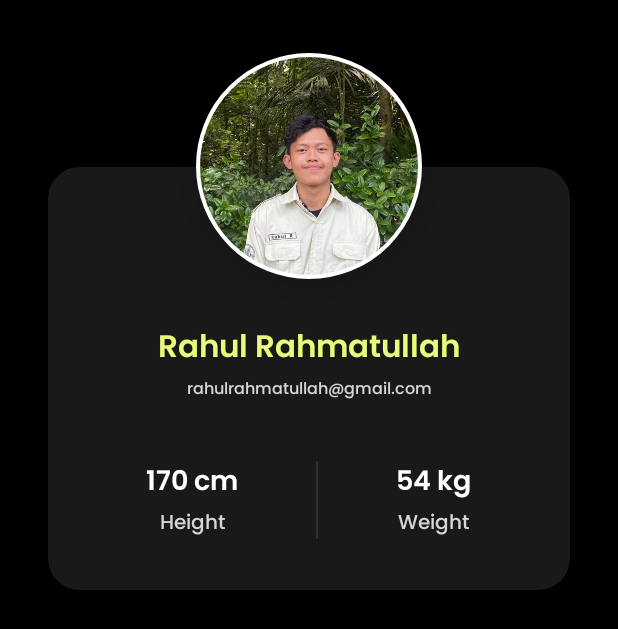
After one commit to hamudii/WOAI, an Android app: the ProfileActivity screen opened directly, with no data from a screen before it, on a phone screen of 412 x 824 dp. The commit adds this screen. Shown: the top 629 px of the screen. Run offline under Robolectric (Android 15) with nearby library versions, the phone set to English and light mode, and no system bars; our stand-ins replace sdp/ssp sizes.

Commit message:
add profile page/activity

```diff
--- a/app/src/main/java/com/bangkit/woai/views/main/MainActivity.kt
+++ b/app/src/main/java/com/bangkit/woai/views/main/MainActivity.kt
@@ -9,6 +9,7 @@ import com.bangkit.woai.data.DummyData
 import com.bangkit.woai.data.WorkoutTraining
 import com.bangkit.woai.databinding.ActivityMainBinding
 import com.bangkit.woai.views.history.HistoryActivity
+import com.bangkit.woai.views.profile.ProfileActivity
 
 class MainActivity : AppCompatActivity() {
     private lateinit var binding: ActivityMainBinding
@@ -35,6 +36,11 @@ class MainActivity : AppCompatActivity() {
             val historyAct = Intent(this, HistoryActivity::class.java)
             startActivity(historyAct)
         }
+
+        binding.profileImage.setOnClickListener{
+            val profileAct = Intent(this, ProfileActivity::class.java)
+            startActivity(profileAct)
+        }
     }
 
     private fun showToast(message: String) {
--- /dev/null
+++ b/app/src/main/java/com/bangkit/woai/views/profile/ProfileActivity.kt
@@ -0,0 +1,14 @@
+package com.bangkit.woai.views.profile
+
+import android.os.Bundle
+import androidx.appcompat.app.AppCompatActivity
+import com.bangkit.woai.R
+import com.bangkit.woai.databinding.ActivityProfileBinding
+
+class ProfileActivity : AppCompatActivity() {
+
+    override fun onCreate(savedInstanceState: Bundle?) {
+        super.onCreate(savedInstanceState)
+        setContentView(R.layout.activity_profile)
+    }
+}
--- /dev/null
+++ b/app/src/main/res/layout/activity_profile.xml
@@ -0,0 +1,148 @@
+<?xml version="1.0" encoding="utf-8"?>
+<androidx.constraintlayout.widget.ConstraintLayout
+    xmlns:android="http://schemas.android.com/apk/res/android"
+    xmlns:app="http://schemas.android.com/apk/res-auto"
+    xmlns:tools="http://schemas.android.com/tools"
+    android:layout_width="match_parent"
+    android:layout_height="match_parent"
+    android:background="@color/black"
+    tools:context=".views.profile.ProfileActivity">
+
+    <com.google.android.material.imageview.ShapeableImageView
+        android:id="@+id/profileIvAvatar"
+        android:contentDescription="User Photo Profile"
+        android:layout_width="@dimen/_118sdp"
+        android:layout_height="@dimen/_118sdp"
+        android:layout_marginTop="@dimen/_26sdp"
+        android:layout_centerHorizontal="true"
+        android:elevation="15dp"
+        android:padding="@dimen/_2sdp"
+        android:src="@drawable/img_user"
+        android:scaleType="centerCrop"
+        app:strokeColor="@color/white"
+        app:strokeWidth="@dimen/_2sdp"
+        app:layout_constraintEnd_toEndOf="parent"
+        app:layout_constraintStart_toStartOf="parent"
+        app:layout_constraintTop_toTopOf="parent"
+        app:shapeAppearanceOverlay="@style/Circular" />
+
+    <androidx.cardview.widget.CardView
+        android:id="@+id/card_view"
+        android:layout_width="match_parent"
+        android:layout_height="wrap_content"
+        android:layout_marginTop="@dimen/_75sdp"
+        android:layout_marginStart="@dimen/_16sdp"
+        android:layout_marginEnd="@dimen/_16sdp"
+        android:backgroundTint="#19FFFFFF"
+        app:cardCornerRadius="@dimen/_16sdp"
+        app:cardElevation="@dimen/_4sdp"
+        app:layout_constraintEnd_toEndOf="parent"
+        app:layout_constraintStart_toStartOf="parent"
+        app:layout_constraintTop_toTopOf="parent"
+        app:cardUseCompatPadding="true">
+
+        <LinearLayout
+            android:id="@+id/linearLayoutName"
+            android:layout_width="match_parent"
+            android:layout_height="wrap_content"
+            android:orientation="vertical"
+            android:layout_marginTop="@dimen/_80sdp">
+
+            <TextView
+                android:id="@+id/txt_name"
+                android:gravity="center"
+                android:layout_width="match_parent"
+                android:layout_height="wrap_content"
+                android:fontFamily="@font/poppins_semibold"
+                android:text="Rahul Rahmatullah"
+                android:textColor="#E8FB7A"
+                android:textSize="@dimen/_16ssp" />
+            <TextView
+                android:id="@+id/txt_email"
+                android:gravity="center"
+                android:layout_width="match_parent"
+                android:layout_height="wrap_content"
+                android:fontFamily="@font/poppins_medium"
+                android:text="rahulrahmatullah@gmail.com"
+                android:textColor="@color/grey_font"
+                android:textSize="@dimen/_8ssp" />
+        </LinearLayout>
+
+        <LinearLayout
+            android:id="@+id/linearLayoutHeight"
+            android:layout_width="match_parent"
+            android:layout_height="wrap_content"
+            android:layout_marginTop="@dimen/_150sdp"
+            android:orientation="horizontal"
+            android:layout_marginBottom="@dimen/_25sdp"
+            android:gravity="center">
+
+            <LinearLayout
+                android:layout_width="wrap_content"
+                android:layout_height="wrap_content"
+                android:orientation="vertical">
+
+                <TextView
+                    android:id="@+id/txt_height"
+                    android:gravity="center"
+                    android:layout_width="match_parent"
+                    android:layout_height="wrap_content"
+                    android:layout_weight="1"
+                    android:fontFamily="@font/poppins_semibold"
+                    android:text="170 cm"
+                    android:textColor="@color/white"
+                    android:textSize="@dimen/_14ssp" />
+
+                <TextView
+                    android:id="@+id/height"
+                    android:gravity="center"
+                    android:layout_width="match_parent"
+                    android:layout_height="wrap_content"
+                    android:layout_weight="1"
+                    android:fontFamily="@font/poppins_medium"
+                    android:text="Height"
+                    android:textColor="@color/grey_font"
+                    android:textSize="@dimen/_10ssp" />
+
+            </LinearLayout>
+
+            <View
+                android:id="@+id/stroke"
+                android:layout_width="@dimen/_1sdp"
+                android:layout_height="@dimen/_40sdp"
+                android:background="#19FFFFFF"
+                android:layout_marginHorizontal="@dimen/_40sdp"
+                app:layout_constraintTop_toBottomOf="@id/bar_profile" />
+
+            <LinearLayout
+                android:layout_width="wrap_content"
+                android:layout_height="wrap_content"
+                android:orientation="vertical">
+
+                <TextView
+                    android:id="@+id/txt_weight"
+                    android:gravity="center"
+                    android:layout_weight="1"
+                    android:layout_width="match_parent"
+                    android:layout_height="wrap_content"
+                    android:fontFamily="@font/poppins_semibold"
+                    android:text="54 kg"
+                    android:textColor="@color/white"
+                    android:textSize="@dimen/_14ssp" />
+
+                <TextView
+                    android:id="@+id/weight"
+                    android:gravity="center"
+                    android:layout_width="match_parent"
+                    android:layout_height="wrap_content"
+                    android:layout_weight="1"
+                    android:fontFamily="@font/poppins_medium"
+                    android:text="Weight"
+                    android:textColor="@color/grey_font"
+                    android:textSize="@dimen/_10ssp" />
+
+            </LinearLayout>
+        </LinearLayout>
+    </androidx.cardview.widget.CardView>
+
+</androidx.constraintlayout.widget.ConstraintLayout>
--- a/app/src/main/res/values-night/themes.xml
+++ b/app/src/main/res/values-night/themes.xml
@@ -4,4 +4,9 @@
         <!-- Customize your dark theme here. -->
         <!-- <item name="colorPrimary">@color/my_dark_primary</item> -->
     </style>
+
+    <style name="Circular">
+        <item name="cornerSize">50%</item>
+    </style>
+
 </resources>
--- a/app/src/main/res/values/themes.xml
+++ b/app/src/main/res/values/themes.xml
@@ -7,4 +7,8 @@
 
     <style name="Theme.WOAI" parent="Base.Theme.WOAI" />
 
+    <style name="Circular">
+        <item name="cornerSize">50%</item>
+    </style>
+
 </resources>
```
